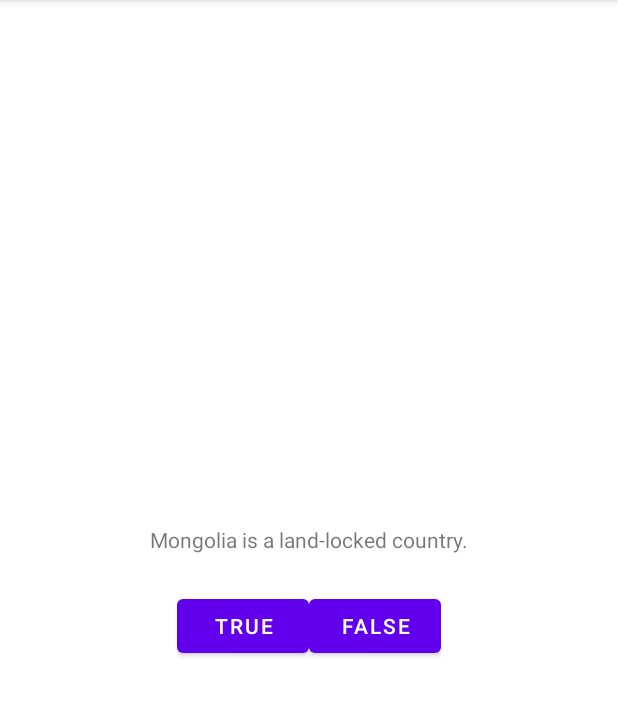
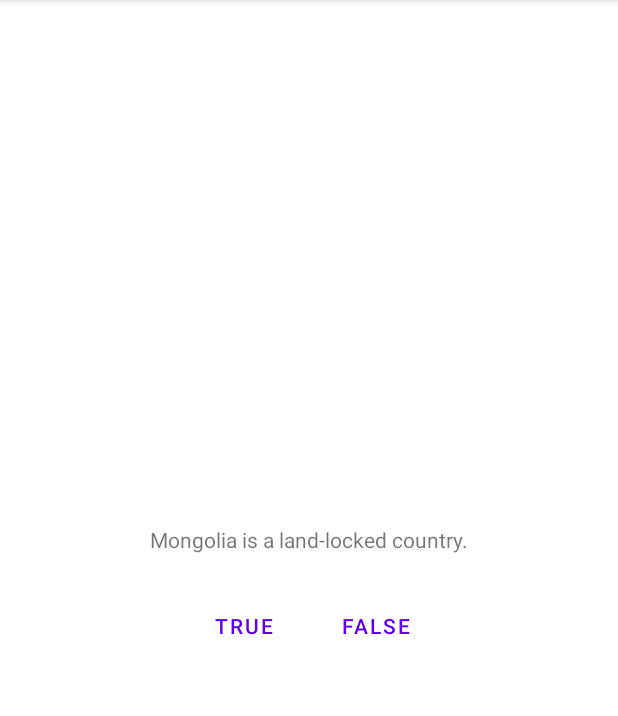
Before and after one commit to JRSiwiecki/GeoQuiz, an Android app: the screen it shows after launch (MainActivity), on a phone screen of 412 x 824 dp, the part 84-800 px from its top. Run offline under Robolectric (Android 15) with nearby library versions, the phone set to English and light mode, and no system bars.

Commit message:
Update buttons to be borderless

```diff
--- a/app/src/main/res/layout/activity_main.xml
+++ b/app/src/main/res/layout/activity_main.xml
@@ -20,11 +20,13 @@
 			<Button
 				android:layout_width="wrap_content"
 				android:layout_height="wrap_content"
-				android:text="@string/true_button" />
+				android:text="@string/true_button"
+				style="?android:attr/buttonBarButtonStyle" />
 
 			<Button
 				android:layout_width="wrap_content"
 				android:layout_height="wrap_content"
-				android:text="@string/false_button" />
+				android:text="@string/false_button"
+				style="?android:attr/buttonBarButtonStyle" />
 		</LinearLayout>
 </LinearLayout>
```
